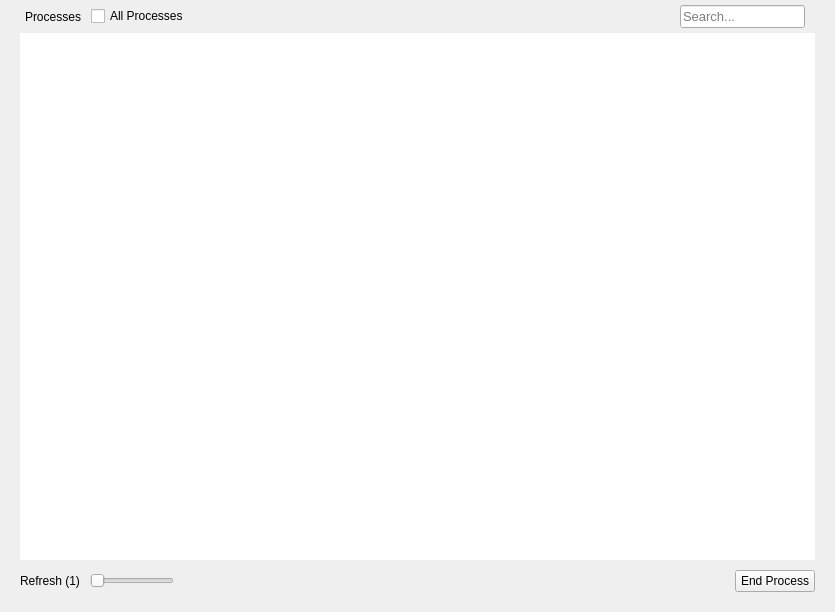
s4solutionsllc/Nexis, file shared/nexis/Pages/Processes/processes_page.ui: the form before one commit.
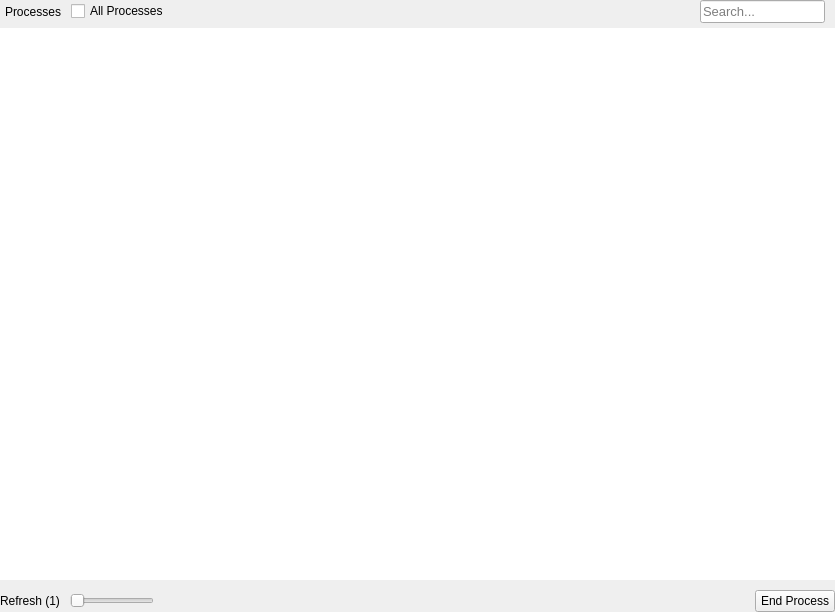
The form after the commit.

Commit message:
style(ui): normalize all page margins to 0/0/0/0
Phase 2 of revision plan — zero all root layout margins across 10 page
.ui files. Pages now fill the SlidingStackedWidget content area
edge-to-edge. If specific elements need breathing room, it should be
handled via QSS padding on the content container, not page-level margins.

Files changed: dashboard_page, system_cleaner_page, services_page,
processes_page, resources_page, helpers_page, search_page,
settings_page, gnome_settings_page, uninstallerpage

```diff
--- a/shared/nexis/Pages/Processes/processes_page.ui
+++ b/shared/nexis/Pages/Processes/processes_page.ui
@@ -18,16 +18,16 @@
   </property>
   <layout class="QGridLayout" name="gridLayout">
    <property name="leftMargin">
-    <number>20</number>
+    <number>0</number>
    </property>
    <property name="topMargin">
-    <number>5</number>
+    <number>0</number>
    </property>
    <property name="rightMargin">
-    <number>20</number>
+    <number>0</number>
    </property>
    <property name="bottomMargin">
-    <number>20</number>
+    <number>0</number>
    </property>
    <property name="horizontalSpacing">
     <number>0</number>
```
The commit also changes 9 other files.
